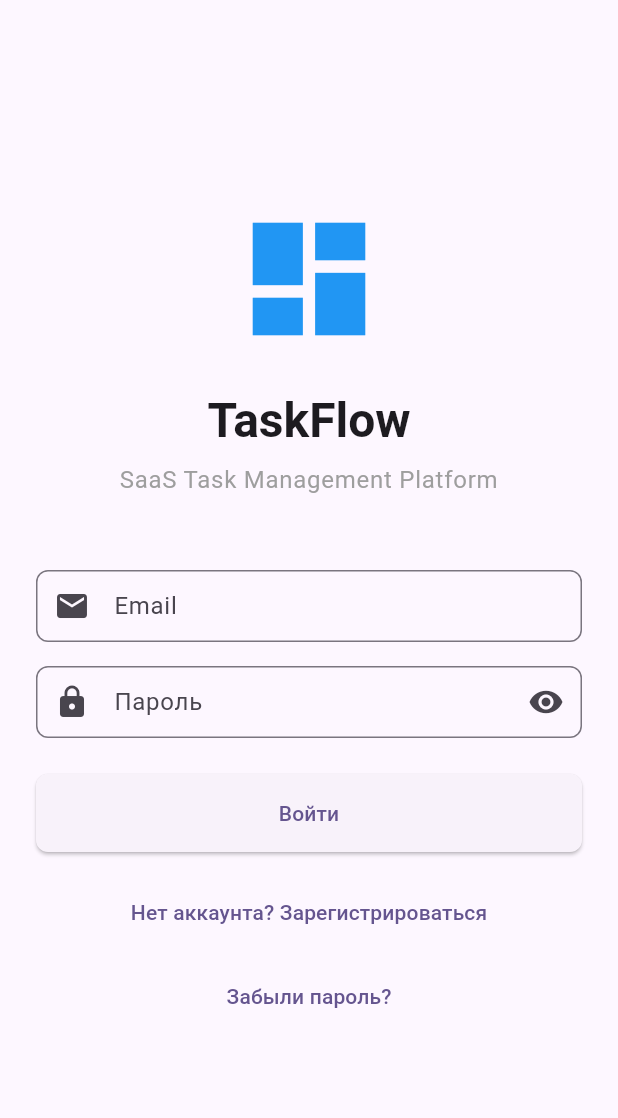
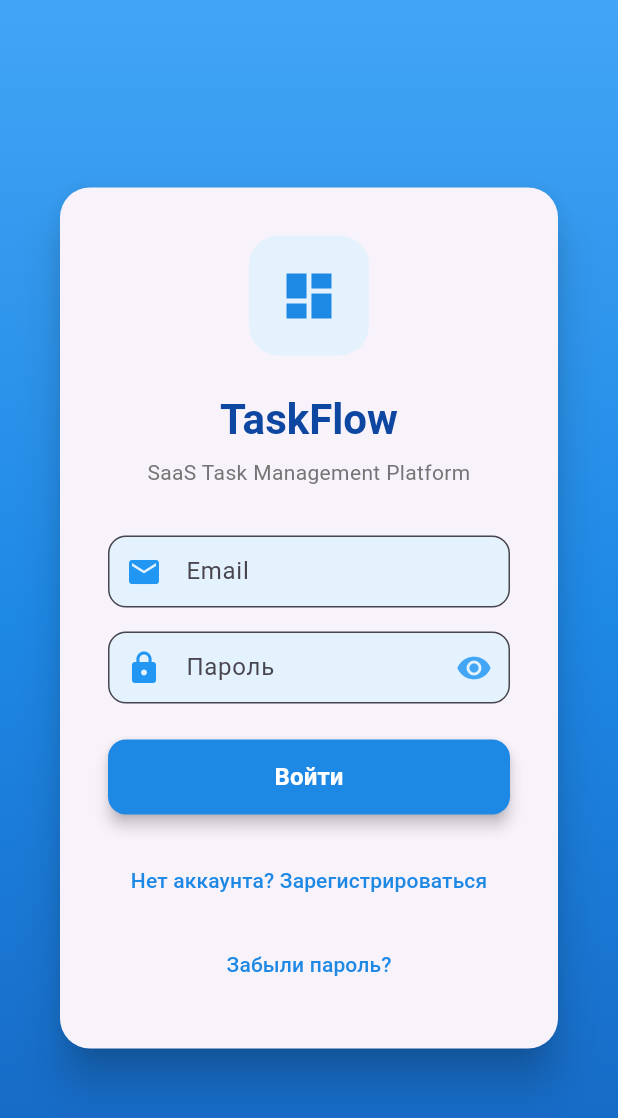
Before and after one commit to KakoRel/SaaSPlatform, a Flutter app: the screen it shows after launch, on a phone screen of 412 x 824 dp. Shown: the top 1118 px of the screen. Run offline on Flutter 3.47's test engine with Material 3 defaults, Android fonts, the phone set to English and light mode, and no system bars; our stand-ins replace cached_network_image, equatable, flutter_riverpod, supabase_flutter; accounts and stored records are empty.

Commit message:
Auth/Design/Loader and email wait logic

```diff
--- a/lib/features/auth/presentation/widgets/auth_form.dart
+++ b/lib/features/auth/presentation/widgets/auth_form.dart
@@ -2,6 +2,7 @@ import 'package:flutter/material.dart';
 import 'package:flutter_riverpod/flutter_riverpod.dart';
 
 import '../../providers/auth_provider.dart';
+import 'email_confirmation_screen.dart';
 
 class AuthForm extends ConsumerStatefulWidget {
   const AuthForm({super.key});
@@ -47,10 +48,11 @@ class _AuthFormState extends ConsumerState<AuthForm> {
         );
 
         if (mounted) {
-          ScaffoldMessenger.of(context).showSnackBar(
-            const SnackBar(
-              content: Text('Регистрация успешна! Проверьте email для подтверждения.'),
-              backgroundColor: Colors.green,
+          Navigator.of(context).push(
+            MaterialPageRoute(
+              builder: (_) => EmailConfirmationScreen(
+                email: _emailController.text.trim(),
+              ),
             ),
           );
         }
@@ -103,45 +105,82 @@ class _AuthFormState extends ConsumerState<AuthForm> {
     final authState = ref.watch(authNotifierProvider);
 
     return Scaffold(
-      body: Center(
+      body: Container(
+        decoration: BoxDecoration(
+          gradient: LinearGradient(
+            begin: Alignment.topCenter,
+            end: Alignment.bottomCenter,
+            colors: [
+              Colors.blue[400]!,
+              Colors.blue[600]!,
+              Colors.blue[800]!,
+            ],
+          ),
+        ),
+        child: Center(
           child: SingleChildScrollView(
             padding: const EdgeInsets.all(24.0),
+            child: Card(
+              elevation: 12,
+              shape: RoundedRectangleBorder(
+                borderRadius: BorderRadius.circular(20),
+              ),
+              child: Padding(
+                padding: const EdgeInsets.all(32.0),
                 child: Form(
                   key: _formKey,
                   child: Column(
-              mainAxisAlignment: MainAxisAlignment.center,
-              crossAxisAlignment: CrossAxisAlignment.stretch,
+                    mainAxisSize: MainAxisSize.min,
                     children: [
-                const Icon(
+                      Container(
+                        width: 80,
+                        height: 80,
+                        decoration: BoxDecoration(
+                          color: Colors.blue[50],
+                          borderRadius: BorderRadius.circular(20),
+                        ),
+                        child: Icon(
                           Icons.dashboard,
-                  size: 100,
-                  color: Colors.blue,
+                          size: 40,
+                          color: Colors.blue[600],
+                        ),
                       ),
                       const SizedBox(height: 24),
                       Text(
                         'TaskFlow',
-                  style: Theme.of(context).textTheme.headlineLarge?.copyWith(
+                        style: Theme.of(context).textTheme.headlineMedium?.copyWith(
                           fontWeight: FontWeight.bold,
+                          color: Colors.blue[900],
                         ),
                         textAlign: TextAlign.center,
                       ),
                       const SizedBox(height: 8),
                       Text(
                         'SaaS Task Management Platform',
-                  style: Theme.of(context).textTheme.bodyLarge?.copyWith(
-                    color: Colors.grey,
+                        style: Theme.of(context).textTheme.bodyMedium?.copyWith(
+                          color: Colors.grey[600],
                         ),
                         textAlign: TextAlign.center,
                       ),
-                const SizedBox(height: 48),
+                      const SizedBox(height: 32),
 
                       if (!_isLogin) ...[
                         TextFormField(
                           controller: _nameController,
-                    decoration: const InputDecoration(
+                          decoration: InputDecoration(
                             labelText: 'Имя',
                             hintText: 'Введите ваше имя',
-                      prefixIcon: Icon(Icons.person),
+                            prefixIcon: const Icon(Icons.person, color: Colors.blue),
+                            border: OutlineInputBorder(
+                              borderRadius: BorderRadius.circular(12),
+                              borderSide: BorderSide(color: Colors.blue[200]!),
+                            ),
+                            focusedBorder: OutlineInputBorder(
+                              borderRadius: BorderRadius.circular(12),
+                              borderSide: BorderSide(color: Colors.blue[400]!),
+                            ),
+                            filled: true,
+                            fillColor: Colors.blue[50],
                           ),
                           validator: _validateName,
                           enabled: !_isLoading,
@@ -151,10 +190,20 @@ class _AuthFormState extends ConsumerState<AuthForm> {
 
                       TextFormField(
                         controller: _emailController,
-                  decoration: const InputDecoration(
+                        decoration: InputDecoration(
                           labelText: 'Email',
                           hintText: 'Введите ваш email',
-                    prefixIcon: Icon(Icons.email),
+                          prefixIcon: const Icon(Icons.email, color: Colors.blue),
+                          border: OutlineInputBorder(
+                            borderRadius: BorderRadius.circular(12),
+                            borderSide: BorderSide(color: Colors.blue[200]!),
+                          ),
+                          focusedBorder: OutlineInputBorder(
+                            borderRadius: BorderRadius.circular(12),
+                            borderSide: BorderSide(color: Colors.blue[400]!),
+                          ),
+                          filled: true,
+                          fillColor: Colors.blue[50],
                         ),
                         keyboardType: TextInputType.emailAddress,
                         validator: _validateEmail,
@@ -167,13 +216,26 @@ class _AuthFormState extends ConsumerState<AuthForm> {
                         decoration: InputDecoration(
                           labelText: 'Пароль',
                           hintText: 'Введите пароль',
-                    prefixIcon: const Icon(Icons.lock),
+                          prefixIcon: const Icon(Icons.lock, color: Colors.blue),
                           suffixIcon: IconButton(
-                      icon: Icon(_obscurePassword ? Icons.visibility : Icons.visibility_off),
+                            icon: Icon(
+                              _obscurePassword ? Icons.visibility : Icons.visibility_off,
+                              color: Colors.blue[400],
+                            ),
                             onPressed: () {
                               setState(() => _obscurePassword = !_obscurePassword);
                             },
                           ),
+                          border: OutlineInputBorder(
+                            borderRadius: BorderRadius.circular(12),
+                            borderSide: BorderSide(color: Colors.blue[200]!),
+                          ),
+                          focusedBorder: OutlineInputBorder(
+                            borderRadius: BorderRadius.circular(12),
+                            borderSide: BorderSide(color: Colors.blue[400]!),
+                          ),
+                          filled: true,
+                          fillColor: Colors.blue[50],
                         ),
                         obscureText: _obscurePassword,
                         validator: _validatePassword,
@@ -189,31 +251,54 @@ class _AuthFormState extends ConsumerState<AuthForm> {
                             border: Border.all(color: Colors.red[200]!),
                             borderRadius: BorderRadius.circular(8),
                           ),
+                          child: Row(
+                            children: [
+                              Icon(Icons.error_outline, color: Colors.red[600], size: 20),
+                              const SizedBox(width: 8),
+                              Expanded(
                                 child: Text(
                                   authState.error!,
                                   style: TextStyle(color: Colors.red[700]),
                                 ),
                               ),
+                            ],
+                          ),
+                        ),
                         const SizedBox(height: 16),
                       ],
 
-                ElevatedButton(
+                      SizedBox(
+                        width: double.infinity,
+                        height: 50,
+                        child: ElevatedButton(
                           onPressed: (_isLoading || authState.isLoading) ? null : _submit,
                           style: ElevatedButton.styleFrom(
-                    padding: const EdgeInsets.symmetric(vertical: 16),
+                            backgroundColor: Colors.blue[600],
+                            foregroundColor: Colors.white,
                             shape: RoundedRectangleBorder(
-                      borderRadius: BorderRadius.circular(8),
+                              borderRadius: BorderRadius.circular(12),
                             ),
+                            elevation: 4,
                           ),
                           child: (_isLoading || authState.isLoading)
                               ? const SizedBox(
                                   height: 20,
                                   width: 20,
-                          child: CircularProgressIndicator(strokeWidth: 2),
+                                  child: CircularProgressIndicator(
+                                    strokeWidth: 2,
+                                    valueColor: AlwaysStoppedAnimation<Color>(Colors.white),
+                                  ),
                                 )
-                      : Text(_isLogin ? 'Войти' : 'Зарегистрироваться'),
+                              : Text(
+                                  _isLogin ? 'Войти' : 'Зарегистрироваться',
+                                  style: const TextStyle(
+                                    fontSize: 16,
+                                    fontWeight: FontWeight.bold,
                                   ),
-                const SizedBox(height: 16),
+                                ),
+                        ),
+                      ),
+                      const SizedBox(height: 20),
 
                       TextButton(
                         onPressed: _isLoading ? null : () {
@@ -226,6 +311,10 @@ class _AuthFormState extends ConsumerState<AuthForm> {
                           _isLogin
                               ? 'Нет аккаунта? Зарегистрироваться'
                               : 'Уже есть аккаунт? Войти',
+                          style: TextStyle(
+                            color: Colors.blue[600],
+                            fontWeight: FontWeight.w500,
+                          ),
                         ),
                       ),
 
@@ -235,10 +324,19 @@ class _AuthFormState extends ConsumerState<AuthForm> {
                           onPressed: _isLoading ? null : () {
                             _showResetPasswordDialog();
                           },
-                    child: const Text('Забыли пароль?'),
+                          child: Text(
+                            'Забыли пароль?',
+                            style: TextStyle(
+                              color: Colors.blue[600],
+                              fontWeight: FontWeight.w500,
+                            ),
+                          ),
                         ),
                       ],
                     ],
+                  ),
+                ),
+              ),
             ),
           ),
         ),
--- a/lib/main.dart
+++ b/lib/main.dart
@@ -8,6 +8,7 @@ import 'features/auth/providers/auth_provider.dart';
 import 'features/auth/presentation/widgets/auth_form.dart';
 import 'features/kanban/presentation/widgets/kanban_board.dart';
 import 'features/kanban/providers/kanban_provider.dart';
+import 'shared/presentation/widgets/loading_screen.dart';
 
 class SupabaseInitializationState {
   const SupabaseInitializationState({
@@ -74,9 +75,7 @@ class MyApp extends ConsumerWidget {
     }
 
     if (authState.isLoading) {
-      return const Scaffold(
-        body: Center(child: CircularProgressIndicator()),
-      );
+      return const LoadingScreen();
     }
 
     if (authState.user == null) {
```
Also changed, not shown: lib/features/auth/presentation/widgets/email_confirmation_screen.dart (added, +209 -0 lines), lib/shared/presentation/widgets/loading_screen.dart (added, +128 -0 lines), 2 other files. Lines whose indentation alone changed are shown as unchanged.
